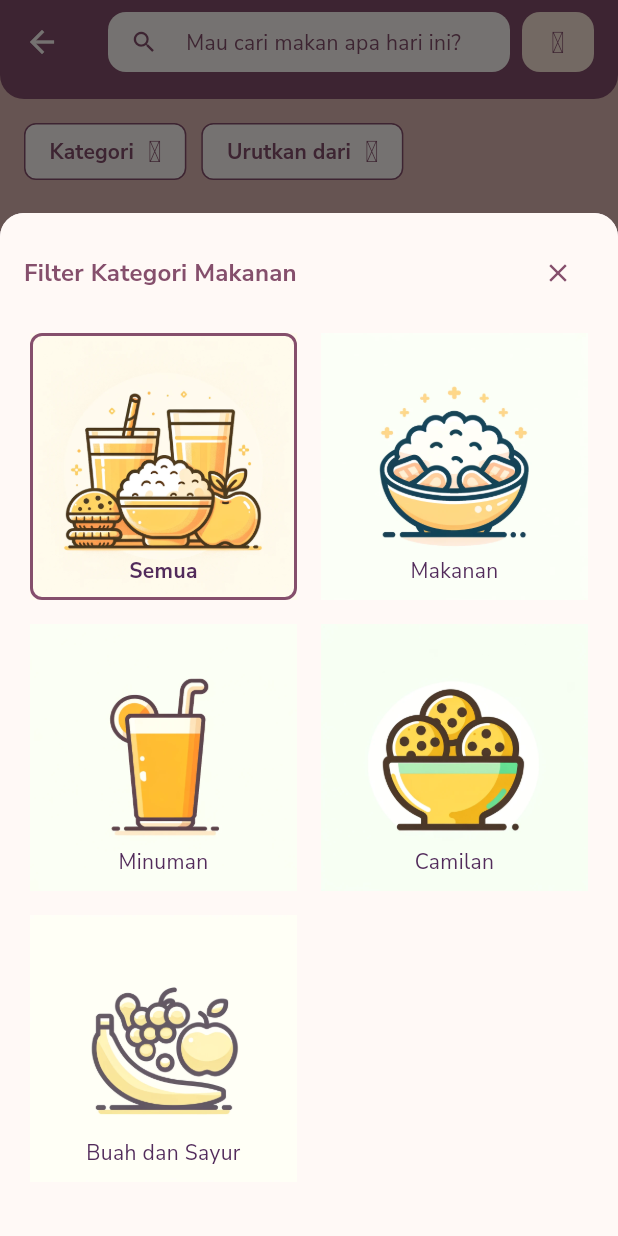
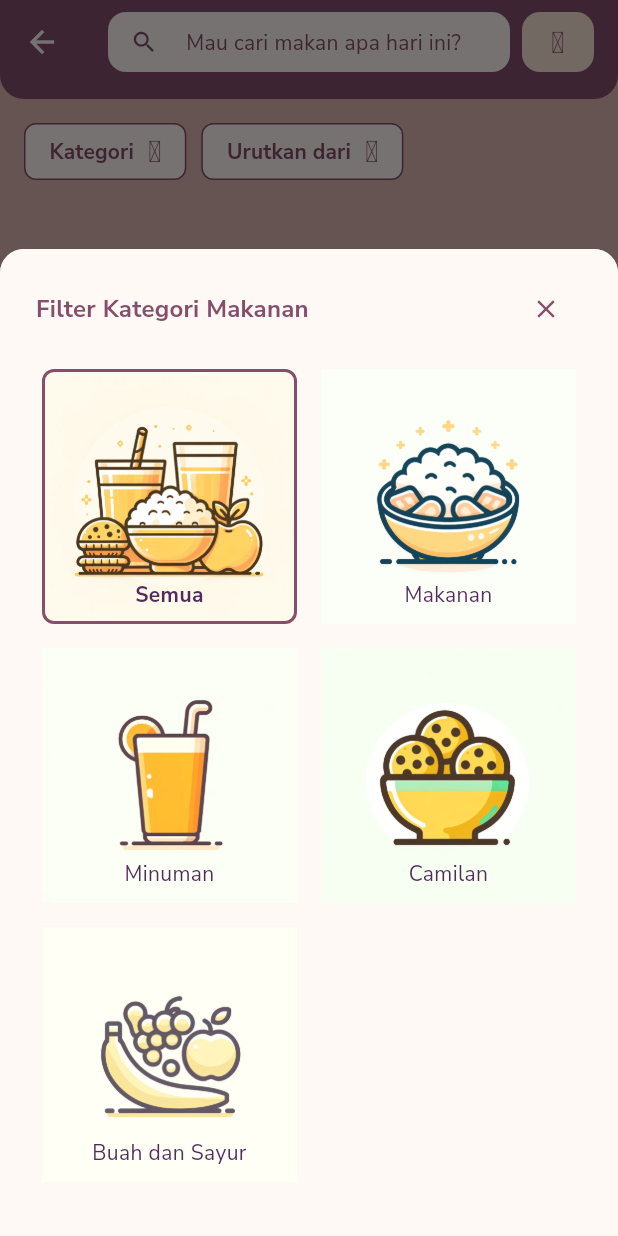
Before and after one commit to inirafli/mealty, a Flutter app: the HomeScreen screen opened directly, after a tap on "Kategori", on a phone screen of 412 x 824 dp. Run offline on Flutter 3.47's test engine with Material 3 defaults, Android fonts, the phone set to English and light mode, and no system bars; our stand-ins replace firebase_auth, firebase_core, go_router, google_fonts, google_sign_in, material_design_icons_flutter; accounts and stored records are empty.

Commit message:
fixed overflow on category grid and modified filter UI icons

```diff
--- a/lib/widgets/home/category_filter_dialog.dart
+++ b/lib/widgets/home/category_filter_dialog.dart
@@ -9,7 +9,7 @@ class CategoryFilterDialog extends StatelessWidget {
   @override
   Widget build(BuildContext context) {
     return Container(
-      padding: const EdgeInsets.all(16.0),
+      padding: const EdgeInsets.symmetric(horizontal: 24.0, vertical: 16.0),
       decoration: BoxDecoration(
         color: Theme.of(context).colorScheme.onPrimary,
         borderRadius: const BorderRadius.vertical(top: Radius.circular(16)),
@@ -41,7 +41,8 @@ class CategoryFilterDialog extends StatelessWidget {
             ],
           ),
           const SizedBox(height: 12.0),
-          Consumer<FilterProvider>(
+          Flexible(
+            child: Consumer<FilterProvider>(
               builder: (context, filterProvider, child) {
                 return GridView.count(
                   crossAxisCount: 2,
@@ -54,43 +55,45 @@ class CategoryFilterDialog extends StatelessWidget {
                       text: 'Semua',
                       isSelected:
                           filterProvider.selectedCategories.contains('all'),
-                    onTap: () => filterProvider.toggleCategorySelection('all'),
+                      onTap: () =>
+                          filterProvider.toggleCategorySelection('all'),
                     ),
                     _CategoryItem(
                       image: 'images/staple_category.webp',
                       text: 'Makanan',
-                    isSelected:
-                        filterProvider.selectedCategories.contains('Makanan'),
+                      isSelected: filterProvider.selectedCategories
+                          .contains('stapleFood'),
                       onTap: () =>
-                        filterProvider.toggleCategorySelection('Makanan'),
+                          filterProvider.toggleCategorySelection('stapleFood'),
                     ),
                     _CategoryItem(
                       image: 'images/drinks_category.webp',
                       text: 'Minuman',
                       isSelected:
-                        filterProvider.selectedCategories.contains('Minuman'),
+                          filterProvider.selectedCategories.contains('drinks'),
                       onTap: () =>
-                        filterProvider.toggleCategorySelection('Minuman'),
+                          filterProvider.toggleCategorySelection('drinks'),
                     ),
                     _CategoryItem(
                       image: 'images/snacks_category.webp',
                       text: 'Camilan',
                       isSelected:
-                        filterProvider.selectedCategories.contains('Camilan'),
+                          filterProvider.selectedCategories.contains('snacks'),
                       onTap: () =>
-                        filterProvider.toggleCategorySelection('Camilan'),
+                          filterProvider.toggleCategorySelection('snacks'),
                     ),
                     _CategoryItem(
                       image: 'images/fruits_category.webp',
                       text: 'Buah dan Sayur',
-                    isSelected:
-                        filterProvider.selectedCategories.contains('BuahSayur'),
+                      isSelected: filterProvider.selectedCategories
+                          .contains('fruitsVeg'),
                       onTap: () =>
-                        filterProvider.toggleCategorySelection('BuahSayur'),
+                          filterProvider.toggleCategorySelection('fruitsVeg'),
                     ),
                   ],
                 );
               },
+            ),
           ),
           const SizedBox(height: 16.0),
         ],
```
Also changed, not shown: lib/widgets/home/sort_filter_dialog.dart (+12 -12 lines). Lines whose indentation alone changed are shown as unchanged.
